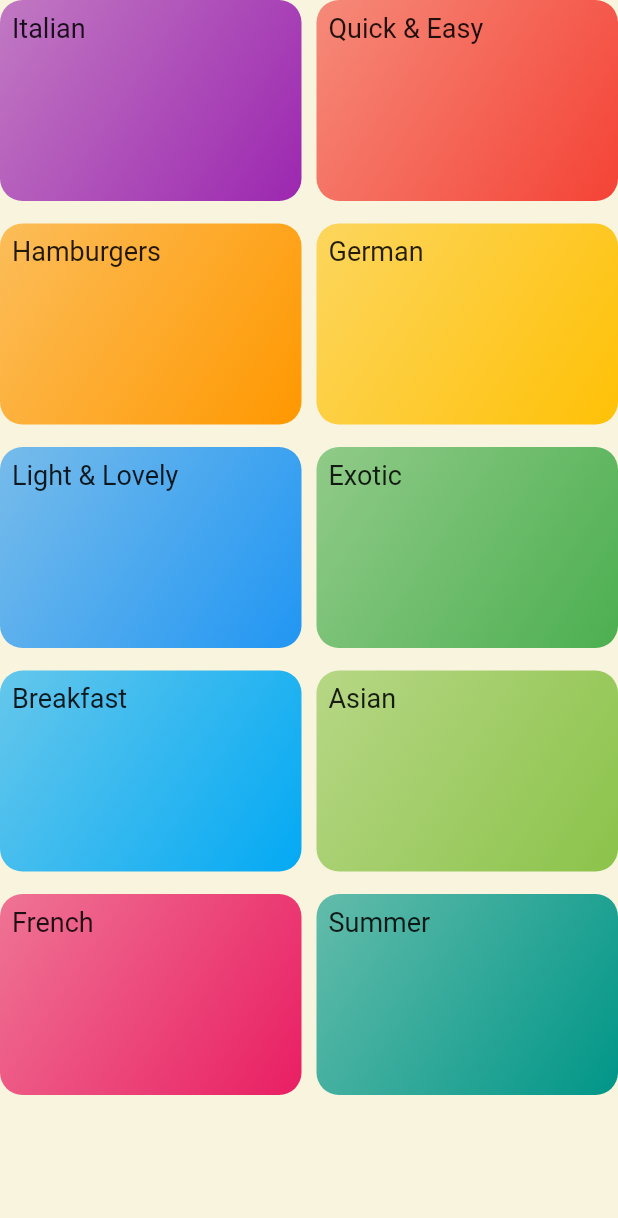
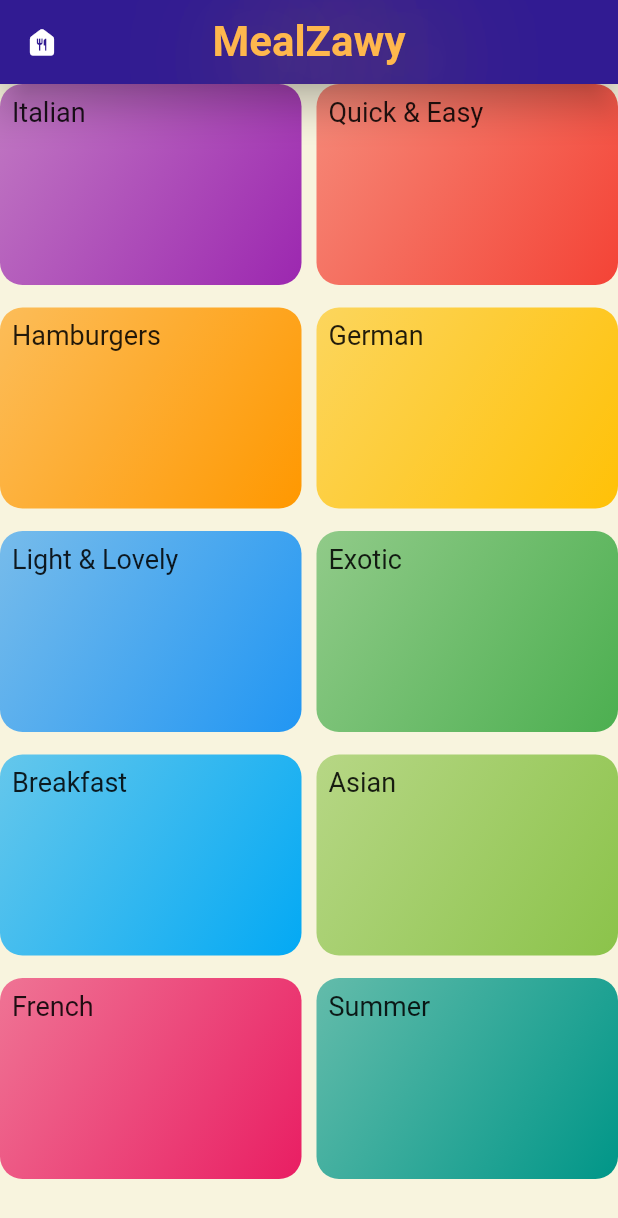
Before and after one commit to abdelazizSalah/MealZawy, a Flutter app: the CategoriesScreen screen opened directly, on a phone screen of 412 x 824 dp. Shown: the top 1218 px of the screen. Run offline on Flutter 3.47's test engine with Material 2 defaults, Android fonts, the phone set to English and light mode, and no system bars.

Commit message:
making the categoriesScreen as our main page

```diff
--- a/lib/Screens/categories_Screen.dart
+++ b/lib/Screens/categories_Screen.dart
@@ -8,7 +8,16 @@ class CategoriesScreen extends StatelessWidget {
 
   @override
   Widget build(BuildContext context) {
-    return Container(
+    return Scaffold(
+      drawer: const Drawer(),
+      appBar: AppBar(
+        leading: IconButton(
+          icon: const Icon(Icons.food_bank_rounded),
+          onPressed: () => Scaffold.of(context).openDrawer(),
+        ),
+        title: const Text("MealZawy"),
+      ),
+      body: Container(
         color: Color.fromARGB(255, 248, 244, 222),
         child: GridView(
           gridDelegate: const SliverGridDelegateWithMaxCrossAxisExtent(
@@ -22,6 +31,7 @@ class CategoriesScreen extends StatelessWidget {
             return CategoryItem(color: catItem.color, title: catItem.title);
           }).toList(),
         ),
+      ),
     );
   }
 }
```
Also changed, not shown: lib/main.dart (+1 -20 lines). Lines whose indentation alone changed are shown as unchanged.
